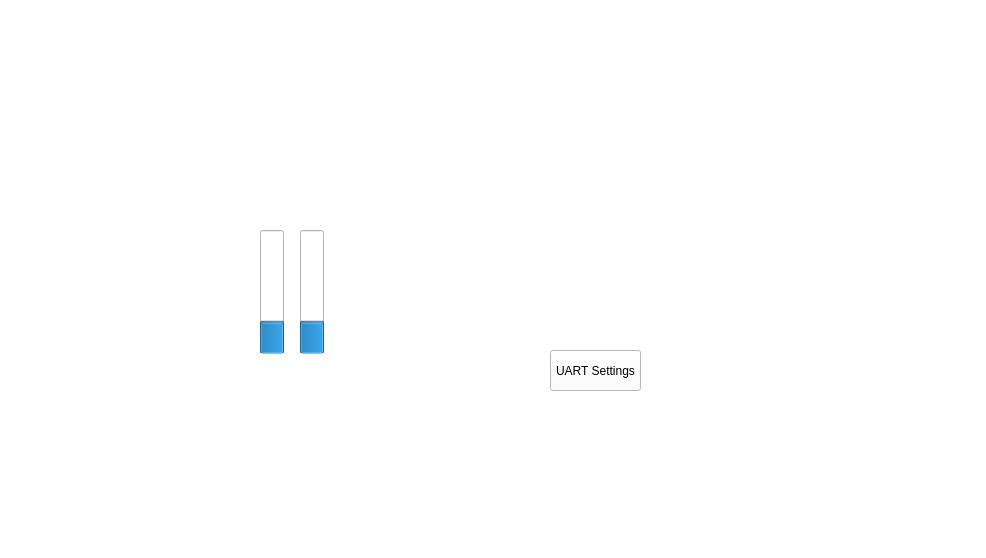
Old version of the form Serial Port Example/Serial_Port_Example/widget.ui in the repository IvanZend/Learning-QT.
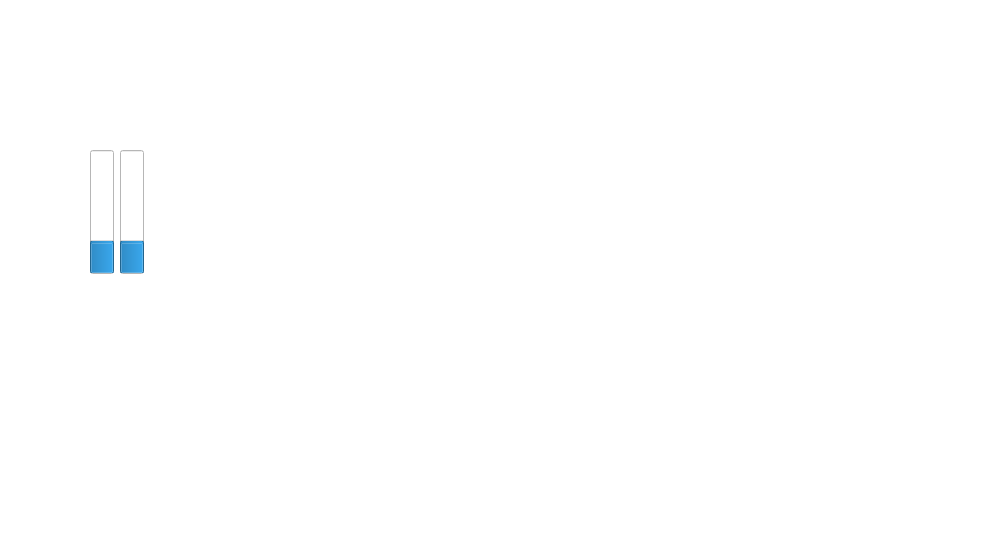
New version of the form. Custom widgets are drawn as their Qt base class.

Diff of the .ui file:
```diff
--- a/Serial Port Example/Serial_Port_Example/widget.ui
+++ b/Serial Port Example/Serial_Port_Example/widget.ui
@@ -455,54 +455,71 @@
   <property name="windowTitle">
    <string>Widget</string>
   </property>
-  <widget class="QProgressBar" name="progressBar_5">
-   <property name="enabled">
-    <bool>true</bool>
-   </property>
+  <widget class="QCustomPlot" name="wGraph" native="true">
    <property name="geometry">
     <rect>
-     <x>300</x>
-     <y>230</y>
-     <width>24</width>
-     <height>124</height>
+     <x>440</x>
+     <y>110</y>
+     <width>281</width>
+     <height>281</height>
     </rect>
    </property>
-   <property name="value">
-    <number>24</number>
-   </property>
-   <property name="orientation">
-    <enum>Qt::Vertical</enum>
-   </property>
   </widget>
-  <widget class="QPushButton" name="pushButton_6">
+  <widget class="QWidget" name="wMenu" native="true">
    <property name="geometry">
     <rect>
-     <x>550</x>
-     <y>350</y>
-     <width>91</width>
-     <height>41</height>
+     <x>40</x>
+     <y>10</y>
+     <width>671</width>
+     <height>80</height>
     </rect>
    </property>
-   <property name="text">
-    <string>UART Settings</string>
-   </property>
   </widget>
-  <widget class="QSplitter" name="splitter">
+  <widget class="QWidget" name="wSensors" native="true">
    <property name="geometry">
     <rect>
-     <x>260</x>
-     <y>230</y>
-     <width>24</width>
-     <height>124</height>
+     <x>50</x>
+     <y>130</y>
+     <width>321</width>
+     <height>261</height>
     </rect>
    </property>
-   <property name="orientation">
-    <enum>Qt::Horizontal</enum>
-   </property>
-   <widget class="QProgressBar" name="progressBar">
+   <widget class="QSplitter" name="splitter">
+    <property name="geometry">
+     <rect>
+      <x>40</x>
+      <y>20</y>
+      <width>24</width>
+      <height>124</height>
+     </rect>
+    </property>
+    <property name="orientation">
+     <enum>Qt::Horizontal</enum>
+    </property>
+    <widget class="QProgressBar" name="progressBar">
+     <property name="enabled">
+      <bool>true</bool>
+     </property>
+     <property name="value">
+      <number>24</number>
+     </property>
+     <property name="orientation">
+      <enum>Qt::Vertical</enum>
+     </property>
+    </widget>
+   </widget>
+   <widget class="QProgressBar" name="progressBar_5">
     <property name="enabled">
      <bool>true</bool>
     </property>
+    <property name="geometry">
+     <rect>
+      <x>70</x>
+      <y>20</y>
+      <width>24</width>
+      <height>124</height>
+     </rect>
+    </property>
     <property name="value">
      <number>24</number>
     </property>
@@ -512,6 +529,14 @@
    </widget>
   </widget>
  </widget>
+ <customwidgets>
+  <customwidget>
+   <class>QCustomPlot</class>
+   <extends>QWidget</extends>
+   <header>qcustomplot.h</header>
+   <container>1</container>
+  </customwidget>
+ </customwidgets>
  <resources/>
  <connections/>
 </ui>
```
Left out of the diff: 10 changed lines with no effect on the pictures.
